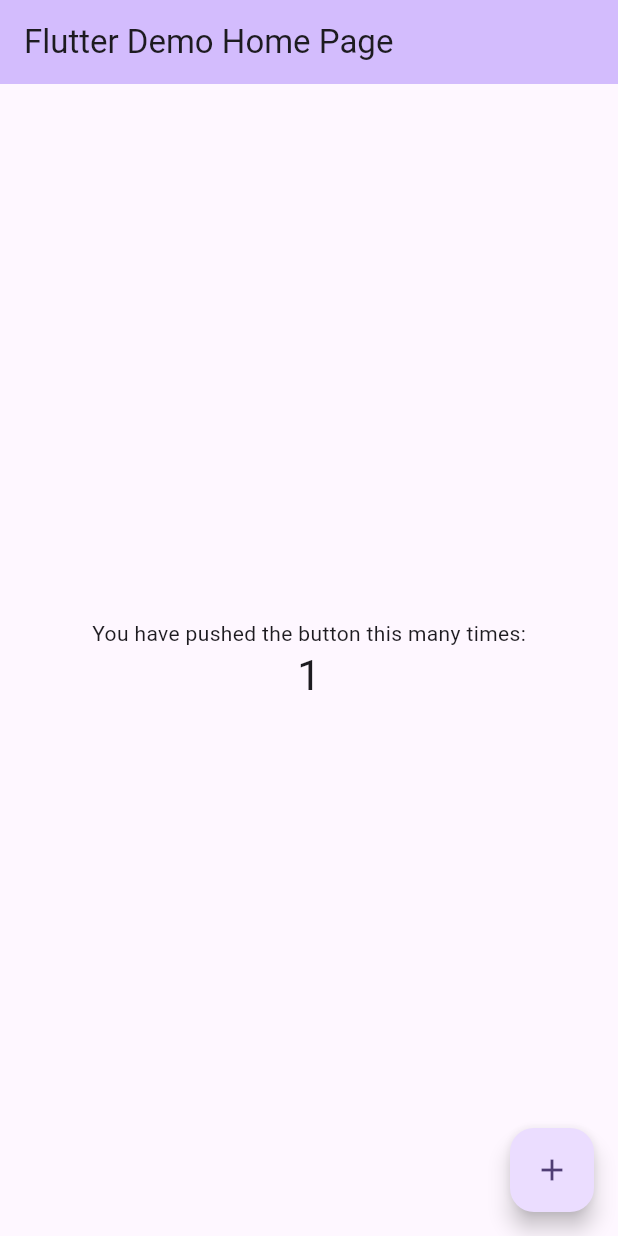
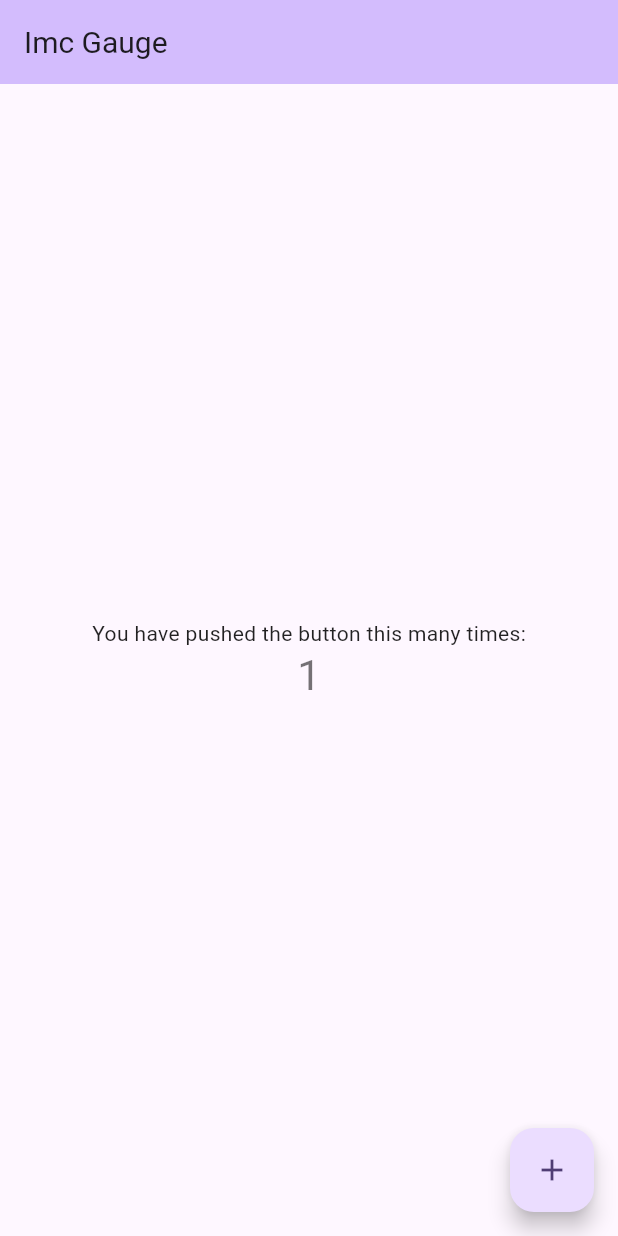
Before and after one commit to gilvancosta/app_imc_gauge, a Flutter app: the screen it shows after launch, after a tap on the "add" icon, on a phone screen of 412 x 824 dp. Run offline on Flutter 3.47's test engine with Material 2 defaults, Android fonts, the phone set to English and light mode, and no system bars; Roboto replaces fonts that are missing (RobotoCondensed).

Commit message:
implementando my scaffold v1

```diff
--- a/lib/main.dart
+++ b/lib/main.dart
@@ -1,125 +1,7 @@
 import 'package:flutter/material.dart';
+import 'src/app.dart';
+
 
 void main() {
-  runApp(const MyApp());
+  runApp(const MyApp(title: 'Imc Gauge'));
 }
-
-class MyApp extends StatelessWidget {
-  const MyApp({super.key});
-
-  // This widget is the root of your application.
-  @override
-  Widget build(BuildContext context) {
-    return MaterialApp(
-      title: 'Flutter Demo',
-      theme: ThemeData(
-        // This is the theme of your application.
-        //
-        // TRY THIS: Try running your application with "flutter run". You'll see
-        // the application has a blue toolbar. Then, without quitting the app,
-        // try changing the seedColor in the colorScheme below to Colors.green
-        // and then invoke "hot reload" (save your changes or press the "hot
-        // reload" button in a Flutter-supported IDE, or press "r" if you used
-        // the command line to start the app).
-        //
-        // Notice that the counter didn't reset back to zero; the application
-        // state is not lost during the reload. To reset the state, use hot
-        // restart instead.
-        //
-        // This works for code too, not just values: Most code changes can be
-        // tested with just a hot reload.
-        colorScheme: ColorScheme.fromSeed(seedColor: Colors.deepPurple),
-        useMaterial3: true,
-      ),
-      home: const MyHomePage(title: 'Flutter Demo Home Page'),
-    );
-  }
-}
-
-class MyHomePage extends StatefulWidget {
-  const MyHomePage({super.key, required this.title});
-
-  // This widget is the home page of your application. It is stateful, meaning
-  // that it has a State object (defined below) that contains fields that affect
-  // how it looks.
-
-  // This class is the configuration for the state. It holds the values (in this
-  // case the title) provided by the parent (in this case the App widget) and
-  // used by the build method of the State. Fields in a Widget subclass are
-  // always marked "final".
-
-  final String title;
-
-  @override
-  State<MyHomePage> createState() => _MyHomePageState();
-}
-
-class _MyHomePageState extends State<MyHomePage> {
-  int _counter = 0;
-
-  void _incrementCounter() {
-    setState(() {
-      // This call to setState tells the Flutter framework that something has
-      // changed in this State, which causes it to rerun the build method below
-      // so that the display can reflect the updated values. If we changed
-      // _counter without calling setState(), then the build method would not be
-      // called again, and so nothing would appear to happen.
-      _counter++;
-    });
-  }
-
-  @override
-  Widget build(BuildContext context) {
-    // This method is rerun every time setState is called, for instance as done
-    // by the _incrementCounter method above.
-    //
-    // The Flutter framework has been optimized to make rerunning build methods
-    // fast, so that you can just rebuild anything that needs updating rather
-    // than having to individually change instances of widgets.
-    return Scaffold(
-      appBar: AppBar(
-        // TRY THIS: Try changing the color here to a specific color (to
-        // Colors.amber, perhaps?) and trigger a hot reload to see the AppBar
-        // change color while the other colors stay the same.
-        backgroundColor: Theme.of(context).colorScheme.inversePrimary,
-        // Here we take the value from the MyHomePage object that was created by
-        // the App.build method, and use it to set our appbar title.
-        title: Text(widget.title),
-      ),
-      body: Center(
-        // Center is a layout widget. It takes a single child and positions it
-        // in the middle of the parent.
-        child: Column(
-          // Column is also a layout widget. It takes a list of children and
-          // arranges them vertically. By default, it sizes itself to fit its
-          // children horizontally, and tries to be as tall as its parent.
-          //
-          // Column has various properties to control how it sizes itself and
-          // how it positions its children. Here we use mainAxisAlignment to
-          // center the children vertically; the main axis here is the vertical
-          // axis because Columns are vertical (the cross axis would be
-          // horizontal).
-          //
-          // TRY THIS: Invoke "debug painting" (choose the "Toggle Debug Paint"
-          // action in the IDE, or press "p" in the console), to see the
-          // wireframe for each widget.
-          mainAxisAlignment: MainAxisAlignment.center,
-          children: <Widget>[
-            const Text(
-              'You have pushed the button this many times:',
-            ),
-            Text(
-              '$_counter',
-              style: Theme.of(context).textTheme.headlineMedium,
-            ),
-          ],
-        ),
-      ),
-      floatingActionButton: FloatingActionButton(
-        onPressed: _incrementCounter,
-        tooltip: 'Increment',
-        child: const Icon(Icons.add),
-      ), // This trailing comma makes auto-formatting nicer for build methods.
-    );
-  }
-}
--- /dev/null
+++ b/lib/src/app.dart
@@ -0,0 +1,51 @@
+// ignore_for_file: public_member_api_docs, sort_constructors_first
+import 'package:flutter/material.dart';
+
+import 'core/ui/theme/app_theme.dart';
+import 'core/utls/app_routes.dart';
+import 'features/home/home_page.dart';
+
+
+class MyApp extends StatefulWidget {
+  final String title;
+  const MyApp({
+    Key? key,
+    required this.title,
+  }) : super(key: key);
+
+  @override
+  State<MyApp> createState() => _MyAppState();
+}
+
+class _MyAppState extends State<MyApp> {
+  @override
+  Widget build(BuildContext context) {
+    return MaterialApp(
+      debugShowCheckedModeBanner: false,
+      title: 'Vamos Cozinhar?',
+      theme: MyAppTheme.themeData,
+      initialRoute: AppRoutes.home,
+      routes: {
+        AppRoutes.home: (ctx) => HomePageApp(title: widget.title),
+      },
+
+      onGenerateRoute: (settings) {
+        if (settings.name == '/alguma-coisa') {
+          return null;
+        } else if (settings.name == '/outra-coisa') {
+          return null;
+        } else {
+          return MaterialPageRoute(builder: (_) {
+            return HomePageApp(title: widget.title);
+          });
+        }
+      },
+      // funciona tipo fosse uma página 404
+      onUnknownRoute: (settings) {
+        return MaterialPageRoute(builder: (_) {
+          return HomePageApp(title: widget.title);
+        });
+      },
+    );
+  }
+}
--- /dev/null
+++ b/lib/src/core/ui/theme/app_theme.dart
@@ -0,0 +1,69 @@
+import 'package:flutter/material.dart';
+import 'constantes.dart';
+
+
+
+sealed class MyAppTheme {
+  static const defaultInputBorder = OutlineInputBorder(
+    borderRadius: BorderRadius.all(
+      Radius.circular(8),
+    ),
+    borderSide: BorderSide(
+      color: ConstantsColors.grey,
+    ),
+  );
+
+  static ThemeData themeData = ThemeData(
+    useMaterial3: true,
+    // colorScheme: ColorScheme.fromSwatch().copyWith(primary: ConstantsColors.primaryColor, secondary: ConstantsColors.secondaryColor),
+    colorScheme: ColorScheme.fromSeed(seedColor: Colors.deepPurple),
+
+  /*   appBarTheme: const AppBarTheme(
+      centerTitle: true,
+      iconTheme: IconThemeData(color: ConstantsColors.brow),
+      backgroundColor: ConstantsColors.primaryColor,
+      titleTextStyle: TextStyle(
+        fontWeight: FontWeight.w500,
+        fontSize: 18,
+        color: Colors.black,
+        fontFamily: ConstantsFonts.fontFamilyTheme,
+      ),
+    ),
+ */
+
+/*     inputDecorationTheme: InputDecorationTheme(
+      filled: true,
+      fillColor: Colors.white,
+      labelStyle: const TextStyle(color: ConstantsColors.grey),
+      border: defaultInputBorder,
+      enabledBorder: defaultInputBorder,
+      focusedBorder: defaultInputBorder,
+      errorBorder: defaultInputBorder.copyWith(borderSide: const BorderSide(color: ConstantsColors.red)),
+    ), */
+
+
+
+ /*    elevatedButtonTheme: ElevatedButtonThemeData(
+      style: ElevatedButton.styleFrom(
+        foregroundColor: Colors.white,
+        backgroundColor: ConstantsColors.brow,
+        shape: RoundedRectangleBorder(
+          borderRadius: BorderRadius.circular(8),
+        ),
+      ),
+    ), */
+
+
+
+    textTheme: ThemeData.light().textTheme.copyWith(
+          titleLarge: const TextStyle(fontSize: 20, fontFamily: ConstantsFonts.fontFamilyText),
+        ),
+
+
+    canvasColor: ConstantsColors.myCanvasColor,
+    fontFamily: ConstantsFonts.fontFamilyTheme,
+
+
+
+  );
+}
--- /dev/null
+++ b/lib/src/core/ui/theme/constantes.dart
@@ -0,0 +1,27 @@
+import 'package:flutter/material.dart';
+
+sealed class ConstantsFonts {
+
+  static const String fontFamilyTheme = 'Poppins';
+  static const String fontFamilyText = 'RobotoCondensed';
+}
+
+sealed class ConstantsColors {
+  static const primaryColor = Colors.pink;
+  static const secondaryColor = Colors.amber;
+  static const brow = Color(0xFFB07B01);
+  static const grey = Color(0xFF999999);
+  static const greyLight = Color(0xFFE9E2E9);
+  static const red = Color(0xFFEB1212);
+
+  static const myCanvasColor = Color.fromRGBO(255, 254, 229, 1);
+
+
+
+}
+
+sealed class ConstantsImages {
+  static const backgroundChair = 'assets/images/background_image_chair.jpg';
+  static const imageLogo = 'assets/images/imgLogo.png';
+  static const avatar = 'assets/images/avatar.png';
+}
--- /dev/null
+++ b/lib/src/core/utls/app_routes.dart
@@ -0,0 +1,6 @@
+class AppRoutes {
+  static const home = '/';
+ // static const categoriesMeals = '/categories-meals';
+ // static const mealDetail = '/metal-detail';
+ // static const settings = '/settings';
+}
--- /dev/null
+++ b/lib/src/features/home/home_page.dart
@@ -0,0 +1,49 @@
+import 'package:flutter/material.dart';
+
+class HomePageApp extends StatefulWidget {
+  final String title;
+
+  const HomePageApp({super.key, required this.title});
+
+  @override
+  State<HomePageApp> createState() => _TabsScreenState();
+}
+
+class _TabsScreenState extends State<HomePageApp> {
+  int _counter = 0;
+
+  void _incrementCounter() {
+    setState(() {
+      _counter++;
+    });
+  }
+
+  @override
+  Widget build(BuildContext context) {
+    return Scaffold(
+      appBar: AppBar(
+        backgroundColor: Theme.of(context).colorScheme.inversePrimary,
+        title: Text(widget.title),
+      ),
+      body: Center(
+        child: Column(
+          mainAxisAlignment: MainAxisAlignment.center,
+          children: <Widget>[
+            const Text(
+              'You have pushed the button this many times:',
+            ),
+            Text(
+              '$_counter',
+              style: Theme.of(context).textTheme.headlineMedium,
+            ),
+          ],
+        ),
+      ),
+      floatingActionButton: FloatingActionButton(
+        onPressed: _incrementCounter,
+        tooltip: 'Increment',
+        child: const Icon(Icons.add),
+      ),
+    );
+  }
+}
```
Also changed, not shown: assets/fonts/Raleway-Black.ttf (added), assets/fonts/Raleway-Bold.ttf (added), assets/fonts/Raleway-Regular.ttf (added), assets/fonts/RobotoCondensed-Bold.ttf (added), assets/fonts/RobotoCondensed-Italic.ttf (added), assets/fonts/RobotoCondensed-Light.ttf (added), assets/fonts/RobotoCondensed-Regular.ttf (added).
